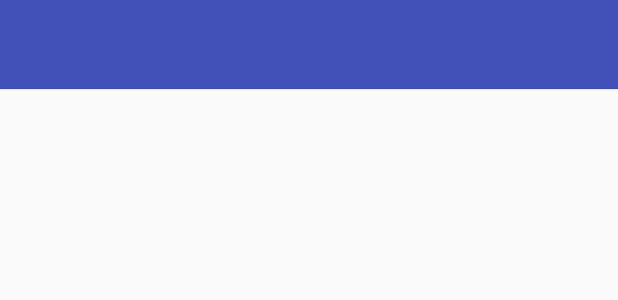
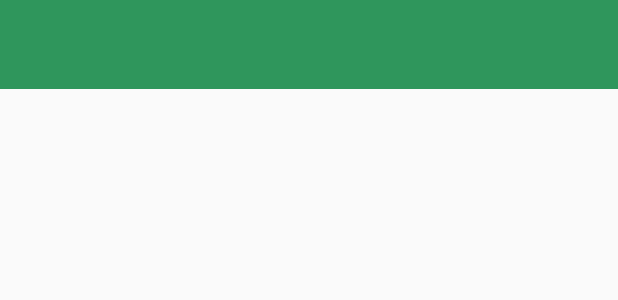
Before and after one commit to takaoandrew/alight, an Android app: the layout bus_route_row.xml on its own in the app's theme, with its tools: preview values and no code run, on a phone screen of 412 x 824 dp. Shown: the top 300 px of the screen. Run offline under Robolectric (Android 15) with nearby library versions, the phone set to English and light mode, and no system bars.

Commit message:
Change theme and styles for cleaner look. Hide debugging text views

```diff
--- a/app/src/main/res/layout/bus_route_row.xml
+++ b/app/src/main/res/layout/bus_route_row.xml
@@ -1,8 +1,8 @@
 <?xml version="1.0" encoding="utf-8"?>
-<LinearLayout
-    xmlns:android="http://schemas.android.com/apk/res/android"
+<LinearLayout xmlns:android="http://schemas.android.com/apk/res/android"
     android:layout_width="match_parent"
     android:layout_height="wrap_content"
+    xmlns:style="http://schemas.android.com/apk/res-auto"
     android:orientation="horizontal"
     android:background="@color/colorPrimary"
     android:padding="20dp">
@@ -10,5 +10,6 @@
     <TextView
         android:layout_width="wrap_content"
         android:layout_height="wrap_content"
+        style="@style/busRouteTextStyle"
         android:id="@+id/bus_route"/>
 </LinearLayout>
--- a/app/src/main/res/layout/poi_row.xml
+++ b/app/src/main/res/layout/poi_row.xml
@@ -10,10 +10,14 @@
     <TextView
         android:layout_width="wrap_content"
         android:layout_height="wrap_content"
+        android:visibility="gone"
+        style="@style/busRouteTextStyle"
         android:id="@+id/location"/>
     <TextView
         android:layout_width="wrap_content"
         android:layout_height="wrap_content"
+        style="@style/poiTextStyle"
+        android:layout_gravity="center_horizontal"
         android:id="@+id/image_name"/>
 
     <ImageView
--- a/app/src/main/res/values/colors.xml
+++ b/app/src/main/res/values/colors.xml
@@ -1,6 +1,6 @@
 <?xml version="1.0" encoding="utf-8"?>
 <resources>
-    <color name="colorPrimary">#3F51B5</color>
-    <color name="colorPrimaryDark">#303F9F</color>
+    <color name="colorPrimary">#2F965C</color>
+    <color name="colorPrimaryDark">#1B5E20</color>
     <color name="colorAccent">#FF4081</color>
 </resources>
--- a/app/src/main/res/values/styles.xml
+++ b/app/src/main/res/values/styles.xml
@@ -8,4 +8,16 @@
         <item name="colorAccent">@color/colorAccent</item>
     </style>
 
+    <style name="busRouteTextStyle">
+        <item name="android:textColor">#ffffff</item>
+        <item name="android:textStyle">bold</item>
+    </style>
+
+    <style name="poiTextStyle">
+        <item name="android:textColor">#ffffff</item>
+        <item name="android:textStyle">bold</item>
+        <item name="android:textSize">24sp</item>
+        <item name="android:padding">4dp</item>
+    </style>
+
 </resources>
```
Also changed, not shown: app/src/main/java/com/andrewtakao/alight/OrderedTourActivity.java (+13 -6 lines), app/src/main/java/com/andrewtakao/alight/POIAdapter.java (+56 -1 lines).
